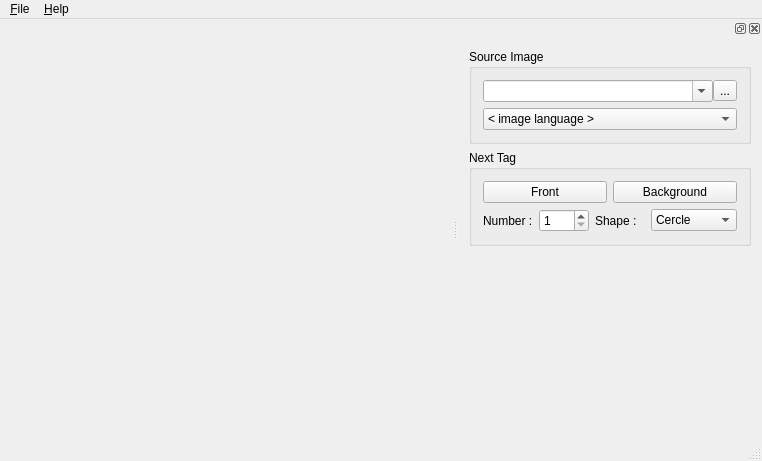
redkite001/imagetagger, file mainwindow.ui: the form before one commit.
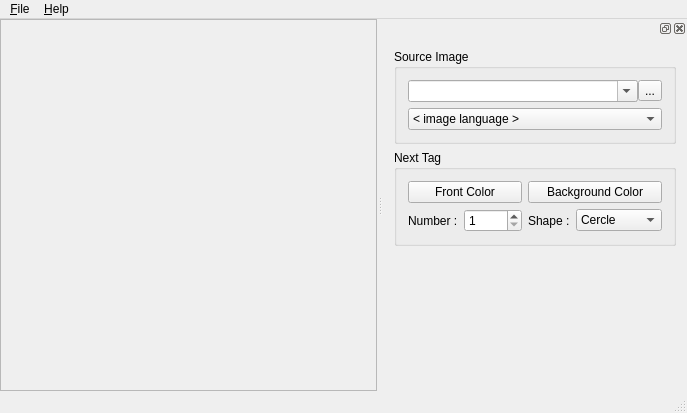
The form after the commit.

```diff
--- a/mainwindow.ui
+++ b/mainwindow.ui
@@ -6,20 +6,43 @@
    <rect>
     <x>0</x>
     <y>0</y>
-    <width>762</width>
-    <height>461</height>
+    <width>687</width>
+    <height>413</height>
    </rect>
   </property>
   <property name="windowTitle">
    <string>MainWindow</string>
   </property>
-  <widget class="QWidget" name="centralWidget"/>
+  <widget class="QWidget" name="centralWidget">
+   <layout class="QVBoxLayout" name="verticalLayout_2">
+    <property name="margin">
+     <number>0</number>
+    </property>
+    <item>
+     <widget class="QScrollArea" name="scrollArea">
+      <property name="widgetResizable">
+       <bool>true</bool>
+      </property>
+      <widget class="QWidget" name="scrollAreaWidgetContents">
+       <property name="geometry">
+        <rect>
+         <x>0</x>
+         <y>0</y>
+         <width>376</width>
+         <height>368</height>
+        </rect>
+       </property>
+      </widget>
+     </widget>
+    </item>
+   </layout>
+  </widget>
   <widget class="QMenuBar" name="menuBar">
    <property name="geometry">
     <rect>
      <x>0</x>
      <y>0</y>
-     <width>762</width>
+     <width>687</width>
      <height>20</height>
     </rect>
    </property>
@@ -44,14 +67,14 @@
    <property name="minimumSize">
     <size>
      <width>304</width>
-     <height>249</height>
+     <height>220</height>
     </size>
    </property>
    <property name="acceptDrops">
     <bool>true</bool>
    </property>
-   <property name="features">
-    <set>QDockWidget::AllDockWidgetFeatures</set>
+   <property name="allowedAreas">
+    <set>Qt::LeftDockWidgetArea|Qt::RightDockWidgetArea</set>
    </property>
    <attribute name="dockWidgetArea">
     <number>2</number>
@@ -109,53 +132,59 @@
        <property name="title">
         <string>Next Tag</string>
        </property>
-       <layout class="QVBoxLayout" name="verticalLayout_2">
-        <item>
-         <layout class="QHBoxLayout" name="horizontalLayout_4">
-          <item>
+       <layout class="QGridLayout" name="gridLayout">
+        <item row="0" column="0" colspan="2">
            <widget class="QPushButton" name="frontColorPB">
             <property name="text">
-             <string>Front</string>
+           <string>Front Color</string>
             </property>
            </widget>
           </item>
-          <item>
+        <item row="0" column="2" colspan="2">
            <widget class="QPushButton" name="backgroundColorPB">
             <property name="text">
-             <string>Background</string>
+           <string>Background Color</string>
             </property>
            </widget>
           </item>
-         </layout>
-        </item>
-        <item>
-         <layout class="QHBoxLayout" name="horizontalLayout_3">
-          <item>
+        <item row="1" column="0">
            <widget class="QLabel" name="numberL">
             <property name="text">
              <string>Number :</string>
             </property>
            </widget>
           </item>
-          <item>
+        <item row="1" column="1">
            <widget class="QSpinBox" name="numberSB">
+          <property name="sizePolicy">
+           <sizepolicy hsizetype="Expanding" vsizetype="Fixed">
+            <horstretch>0</horstretch>
+            <verstretch>0</verstretch>
+           </sizepolicy>
+          </property>
             <property name="minimum">
              <number>1</number>
             </property>
             <property name="maximum">
-             <number>99</number>
+           <number>999</number>
             </property>
            </widget>
           </item>
-          <item>
+        <item row="1" column="2">
            <widget class="QLabel" name="shapeL">
             <property name="text">
              <string>Shape :</string>
             </property>
            </widget>
           </item>
-          <item>
+        <item row="1" column="3">
            <widget class="QComboBox" name="shapeCB">
+          <property name="sizePolicy">
+           <sizepolicy hsizetype="Expanding" vsizetype="Fixed">
+            <horstretch>0</horstretch>
+            <verstretch>0</verstretch>
+           </sizepolicy>
+          </property>
             <item>
              <property name="text">
               <string>Cercle</string>
@@ -187,8 +216,6 @@
              </property>
             </item>
            </widget>
-          </item>
-         </layout>
         </item>
        </layout>
       </widget>
```
Lines whose indentation alone changed are shown as unchanged.
